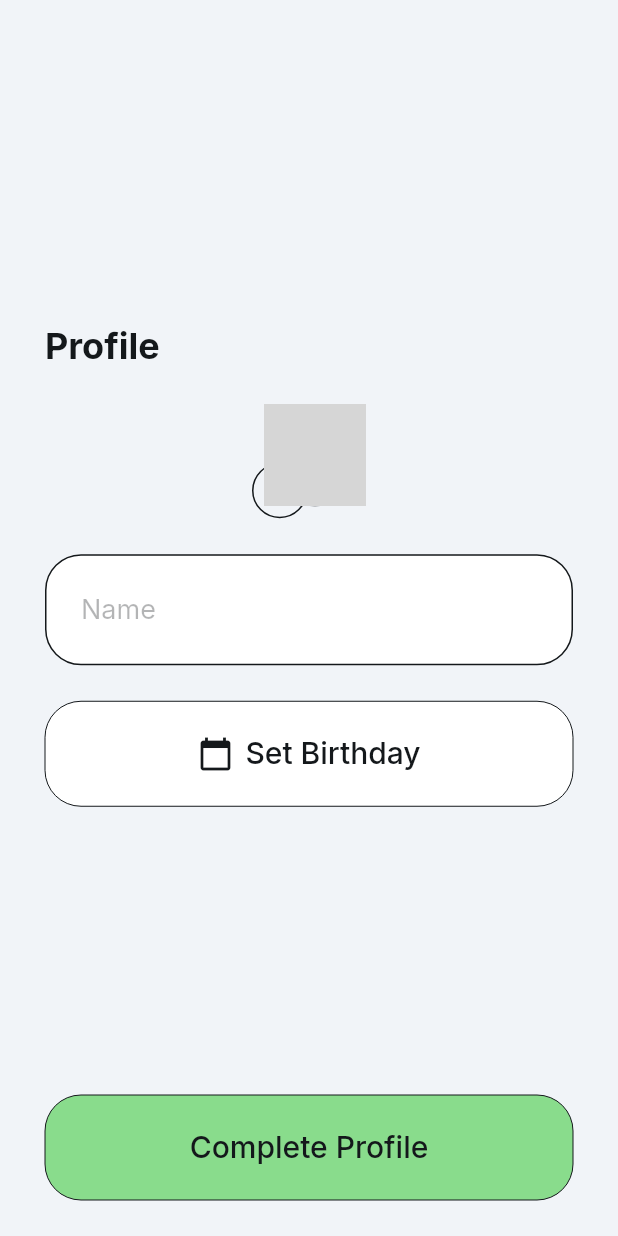
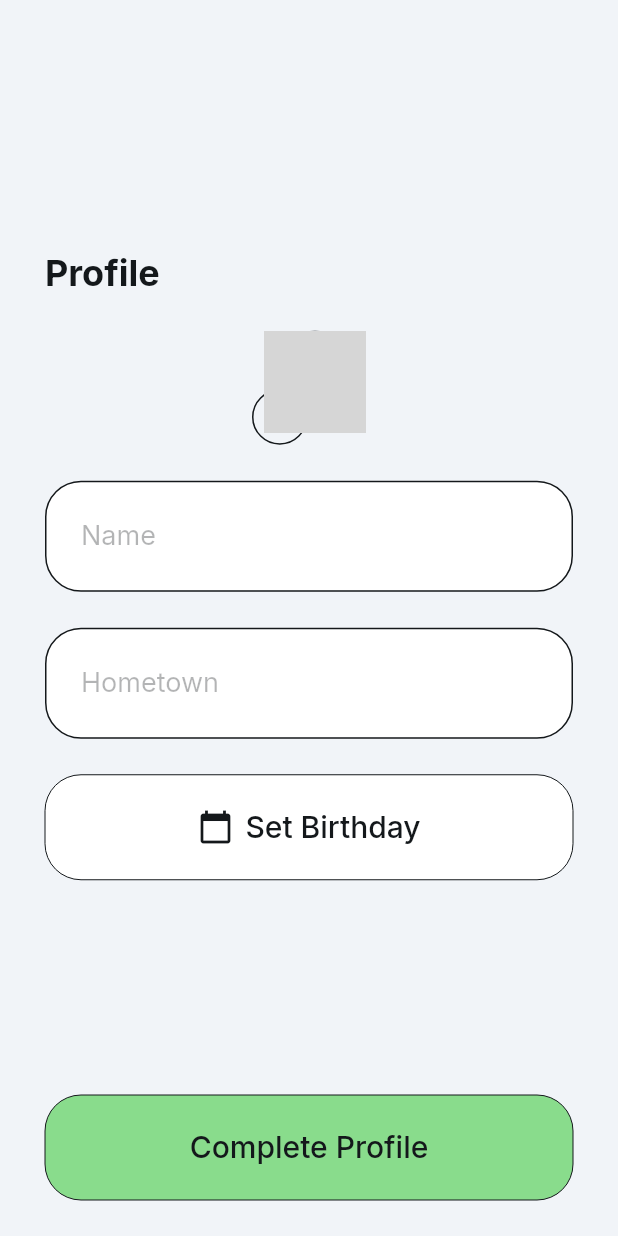
Before and after one commit to NickURI/ToDoApp-FlutterFlow, a Flutter app: the OnboardingWidget screen opened by its route, on a phone screen of 412 x 824 dp. Run offline on Flutter 3.47's test engine with Material 3 defaults, Android fonts, the phone set to English and light mode, and no system bars; drawn by our look-alikes of auto_size_text; our stand-ins replace cloud_firestore, easy_debounce, file_picker, firebase_auth, firebase_core, firebase_storage and 12 more; missing offline and left inert: json_path, mime_type; accounts and stored records are empty; network calls fail; grey boxes are pictures that could not be loaded.

Commit message:
Updating to latest FlutterFlow output.

```diff
--- a/lib/backend/schema/users_record.dart
+++ b/lib/backend/schema/users_record.dart
@@ -50,6 +50,11 @@ class UsersRecord extends FirestoreRecord {
   DateTime? get birthday => _birthday;
   bool hasBirthday() => _birthday != null;
 
+  // "hometown" field.
+  String? _hometown;
+  String get hometown => _hometown ?? '';
+  bool hasHometown() => _hometown != null;
+
   void _initializeFields() {
     _email = snapshotData['email'] as String?;
     _displayName = snapshotData['display_name'] as String?;
@@ -58,6 +63,7 @@ class UsersRecord extends FirestoreRecord {
     _createdTime = snapshotData['created_time'] as DateTime?;
     _phoneNumber = snapshotData['phone_number'] as String?;
     _birthday = snapshotData['birthday'] as DateTime?;
+    _hometown = snapshotData['hometown'] as String?;
   }
 
   static CollectionReference get collection =>
@@ -101,6 +107,7 @@ Map<String, dynamic> createUsersRecordData({
   DateTime? createdTime,
   String? phoneNumber,
   DateTime? birthday,
+  String? hometown,
 }) {
   final firestoreData = mapToFirestore(
     <String, dynamic>{
@@ -111,6 +118,7 @@ Map<String, dynamic> createUsersRecordData({
       'created_time': createdTime,
       'phone_number': phoneNumber,
       'birthday': birthday,
+      'hometown': hometown,
     }.withoutNulls,
   );
 
@@ -128,7 +136,8 @@ class UsersRecordDocumentEquality implements Equality<UsersRecord> {
         e1?.uid == e2?.uid &&
         e1?.createdTime == e2?.createdTime &&
         e1?.phoneNumber == e2?.phoneNumber &&
-        e1?.birthday == e2?.birthday;
+        e1?.birthday == e2?.birthday &&
+        e1?.hometown == e2?.hometown;
   }
 
   @override
@@ -139,7 +148,8 @@ class UsersRecordDocumentEquality implements Equality<UsersRecord> {
         e?.uid,
         e?.createdTime,
         e?.phoneNumber,
-        e?.birthday
+        e?.birthday,
+        e?.hometown
       ]);
 
   @override
--- a/lib/components/add_task_widget.dart
+++ b/lib/components/add_task_widget.dart
@@ -47,8 +47,10 @@ class _AddTaskWidgetState extends State<AddTaskWidget> {
 
   @override
   Widget build(BuildContext context) {
-    return Container(
-      width: double.infinity,
+    return Align(
+      alignment: const AlignmentDirectional(0.0, 0.0),
+      child: Container(
+        width: 400.0,
         decoration: BoxDecoration(
           color: FlutterFlowTheme.of(context).secondaryBackground,
           borderRadius: const BorderRadius.only(
@@ -102,7 +104,8 @@ class _AddTaskWidgetState extends State<AddTaskWidget> {
                   obscureText: false,
                   decoration: InputDecoration(
                     isDense: true,
-                  labelStyle: FlutterFlowTheme.of(context).labelLarge.override(
+                    labelStyle:
+                        FlutterFlowTheme.of(context).labelLarge.override(
                               fontFamily: 'Inter',
                               color: FlutterFlowTheme.of(context).primaryText,
                               letterSpacing: 0.0,
@@ -163,7 +166,8 @@ class _AddTaskWidgetState extends State<AddTaskWidget> {
                   obscureText: false,
                   decoration: InputDecoration(
                     isDense: true,
-                  labelStyle: FlutterFlowTheme.of(context).labelLarge.override(
+                    labelStyle:
+                        FlutterFlowTheme.of(context).labelLarge.override(
                               fontFamily: 'Inter',
                               color: FlutterFlowTheme.of(context).primaryText,
                               letterSpacing: 0.0,
@@ -213,8 +217,8 @@ class _AddTaskWidgetState extends State<AddTaskWidget> {
                   maxLines: null,
                   minLines: 3,
                   cursorColor: FlutterFlowTheme.of(context).primaryText,
-                validator:
-                    _model.detailsTextControllerValidator.asValidator(context),
+                  validator: _model.detailsTextControllerValidator
+                      .asValidator(context),
                 ),
               ),
               FFButtonWidget(
@@ -241,7 +245,8 @@ class _AddTaskWidgetState extends State<AddTaskWidget> {
                   width: double.infinity,
                   height: 70.0,
                   padding: const EdgeInsetsDirectional.fromSTEB(16.0, 0.0, 16.0, 0.0),
-                iconPadding: const EdgeInsetsDirectional.fromSTEB(0.0, 0.0, 0.0, 0.0),
+                  iconPadding:
+                      const EdgeInsetsDirectional.fromSTEB(0.0, 0.0, 0.0, 0.0),
                   color: FlutterFlowTheme.of(context).primary,
                   textStyle: FlutterFlowTheme.of(context).labelMedium.override(
                         fontFamily: 'Inter',
@@ -259,6 +264,7 @@ class _AddTaskWidgetState extends State<AddTaskWidget> {
             ].divide(const SizedBox(height: 24.0)),
           ),
         ),
+      ),
     );
   }
 }
--- a/lib/components/task_widget.dart
+++ b/lib/components/task_widget.dart
@@ -48,7 +48,7 @@ class _TaskWidgetState extends State<TaskWidget> {
     return Padding(
       padding: const EdgeInsetsDirectional.fromSTEB(24.0, 0.0, 24.0, 0.0),
       child: Container(
-        width: double.infinity,
+        width: 400.0,
         decoration: BoxDecoration(
           color: FlutterFlowTheme.of(context).secondaryBackground,
           borderRadius: BorderRadius.circular(24.0),
--- a/lib/onboarding/onboarding_model.dart
+++ b/lib/onboarding/onboarding_model.dart
@@ -11,9 +11,13 @@ class OnboardingModel extends FlutterFlowModel<OnboardingWidget> {
   String uploadedFileUrl = '';
 
   // State field(s) for TextField widget.
-  FocusNode? textFieldFocusNode;
-  TextEditingController? textController;
-  String? Function(BuildContext, String?)? textControllerValidator;
+  FocusNode? textFieldFocusNode1;
+  TextEditingController? textController1;
+  String? Function(BuildContext, String?)? textController1Validator;
+  // State field(s) for TextField widget.
+  FocusNode? textFieldFocusNode2;
+  TextEditingController? textController2;
+  String? Function(BuildContext, String?)? textController2Validator;
   DateTime? datePicked;
 
   @override
@@ -21,7 +25,10 @@ class OnboardingModel extends FlutterFlowModel<OnboardingWidget> {
 
   @override
   void dispose() {
-    textFieldFocusNode?.dispose();
-    textController?.dispose();
+    textFieldFocusNode1?.dispose();
+    textController1?.dispose();
+
+    textFieldFocusNode2?.dispose();
+    textController2?.dispose();
   }
 }
--- a/lib/onboarding/onboarding_widget.dart
+++ b/lib/onboarding/onboarding_widget.dart
@@ -28,8 +28,11 @@ class _OnboardingWidgetState extends State<OnboardingWidget> {
     super.initState();
     _model = createModel(context, () => OnboardingModel());
 
-    _model.textController ??= TextEditingController();
-    _model.textFieldFocusNode ??= FocusNode();
+    _model.textController1 ??= TextEditingController();
+    _model.textFieldFocusNode1 ??= FocusNode();
+
+    _model.textController2 ??= TextEditingController();
+    _model.textFieldFocusNode2 ??= FocusNode();
 
     WidgetsBinding.instance.addPostFrameCallback((_) => safeSetState(() {}));
   }
@@ -194,10 +197,10 @@ class _OnboardingWidgetState extends State<OnboardingWidget> {
                         SizedBox(
                           width: double.infinity,
                           child: TextFormField(
-                            controller: _model.textController,
-                            focusNode: _model.textFieldFocusNode,
+                            controller: _model.textController1,
+                            focusNode: _model.textFieldFocusNode1,
                             onChanged: (_) => EasyDebounce.debounce(
-                              '_model.textController',
+                              '_model.textController1',
                               const Duration(milliseconds: 2000),
                               () => safeSetState(() {}),
                             ),
@@ -252,10 +255,11 @@ class _OnboardingWidgetState extends State<OnboardingWidget> {
                                   .secondaryBackground,
                               contentPadding: const EdgeInsetsDirectional.fromSTEB(
                                   24.0, 26.0, 24.0, 26.0),
-                              suffixIcon: _model.textController!.text.isNotEmpty
+                              suffixIcon:
+                                  _model.textController1!.text.isNotEmpty
                                       ? InkWell(
                                           onTap: () async {
-                                        _model.textController?.clear();
+                                            _model.textController1?.clear();
                                             safeSetState(() {});
                                           },
                                           child: const Icon(
@@ -274,7 +278,95 @@ class _OnboardingWidgetState extends State<OnboardingWidget> {
                             keyboardType: TextInputType.name,
                             cursorColor:
                                 FlutterFlowTheme.of(context).primaryText,
-                            validator: _model.textControllerValidator
+                            validator: _model.textController1Validator
+                                .asValidator(context),
+                          ),
+                        ),
+                        SizedBox(
+                          width: double.infinity,
+                          child: TextFormField(
+                            controller: _model.textController2,
+                            focusNode: _model.textFieldFocusNode2,
+                            onChanged: (_) => EasyDebounce.debounce(
+                              '_model.textController2',
+                              const Duration(milliseconds: 2000),
+                              () => safeSetState(() {}),
+                            ),
+                            autofocus: false,
+                            obscureText: false,
+                            decoration: InputDecoration(
+                              isDense: true,
+                              labelStyle: FlutterFlowTheme.of(context)
+                                  .labelLarge
+                                  .override(
+                                    fontFamily: 'Inter',
+                                    letterSpacing: 0.0,
+                                  ),
+                              hintText: 'Hometown',
+                              hintStyle: FlutterFlowTheme.of(context)
+                                  .labelLarge
+                                  .override(
+                                    fontFamily: 'Inter',
+                                    letterSpacing: 0.0,
+                                  ),
+                              enabledBorder: OutlineInputBorder(
+                                borderSide: BorderSide(
+                                  color:
+                                      FlutterFlowTheme.of(context).primaryText,
+                                  width: 1.0,
+                                ),
+                                borderRadius: BorderRadius.circular(24.0),
+                              ),
+                              focusedBorder: OutlineInputBorder(
+                                borderSide: const BorderSide(
+                                  color: Color(0x00000000),
+                                  width: 1.0,
+                                ),
+                                borderRadius: BorderRadius.circular(24.0),
+                              ),
+                              errorBorder: OutlineInputBorder(
+                                borderSide: BorderSide(
+                                  color: FlutterFlowTheme.of(context).error,
+                                  width: 1.0,
+                                ),
+                                borderRadius: BorderRadius.circular(24.0),
+                              ),
+                              focusedErrorBorder: OutlineInputBorder(
+                                borderSide: BorderSide(
+                                  color: FlutterFlowTheme.of(context).error,
+                                  width: 1.0,
+                                ),
+                                borderRadius: BorderRadius.circular(24.0),
+                              ),
+                              filled: true,
+                              fillColor: FlutterFlowTheme.of(context)
+                                  .secondaryBackground,
+                              contentPadding: const EdgeInsetsDirectional.fromSTEB(
+                                  24.0, 26.0, 24.0, 26.0),
+                              suffixIcon:
+                                  _model.textController2!.text.isNotEmpty
+                                      ? InkWell(
+                                          onTap: () async {
+                                            _model.textController2?.clear();
+                                            safeSetState(() {});
+                                          },
+                                          child: const Icon(
+                                            Icons.clear,
+                                            size: 24.0,
+                                          ),
+                                        )
+                                      : null,
+                            ),
+                            style: FlutterFlowTheme.of(context)
+                                .labelLarge
+                                .override(
+                                  fontFamily: 'Inter',
+                                  letterSpacing: 0.0,
+                                ),
+                            keyboardType: TextInputType.name,
+                            cursorColor:
+                                FlutterFlowTheme.of(context).primaryText,
+                            validator: _model.textController2Validator
                                 .asValidator(context),
                           ),
                         ),
@@ -365,8 +457,9 @@ class _OnboardingWidgetState extends State<OnboardingWidget> {
                       onPressed: () async {
                         await currentUserReference!
                             .update(createUsersRecordData(
-                          displayName: _model.textController.text,
+                          displayName: _model.textController1.text,
                           birthday: _model.datePicked,
+                          hometown: _model.textController2.text,
                         ));
 
                         context.goNamed('tasks');
```
Lines whose indentation alone changed are shown as unchanged.
